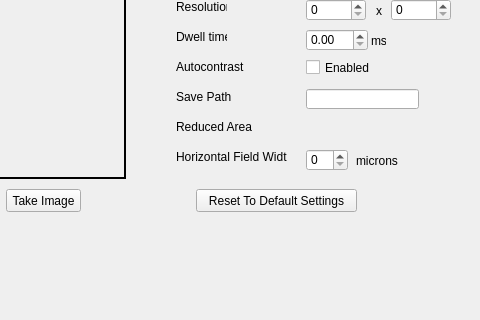
DeMarcoLab/fibsem, file fibsem/ui/qtdesigner_files/connect.ui: the form before one commit; both pictures show x 724 to 1204 and y 291 to 611 of the 1204 by 741 pixel window.
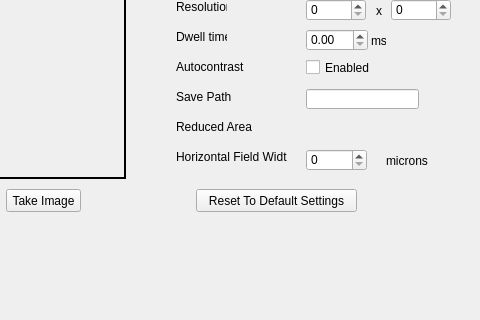
The form after the commit.

What changed in the file:
```diff
--- a/fibsem/ui/qtdesigner_files/connect.ui
+++ b/fibsem/ui/qtdesigner_files/connect.ui
@@ -555,7 +555,7 @@
      <rect>
       <x>1030</x>
       <y>440</y>
-      <width>42</width>
+      <width>61</width>
       <height>22</height>
      </rect>
     </property>
@@ -566,7 +566,7 @@
    <widget class="QLabel" name="label_18">
     <property name="geometry">
      <rect>
-      <x>1080</x>
+      <x>1110</x>
       <y>445</y>
       <width>47</width>
       <height>13</height>
```
